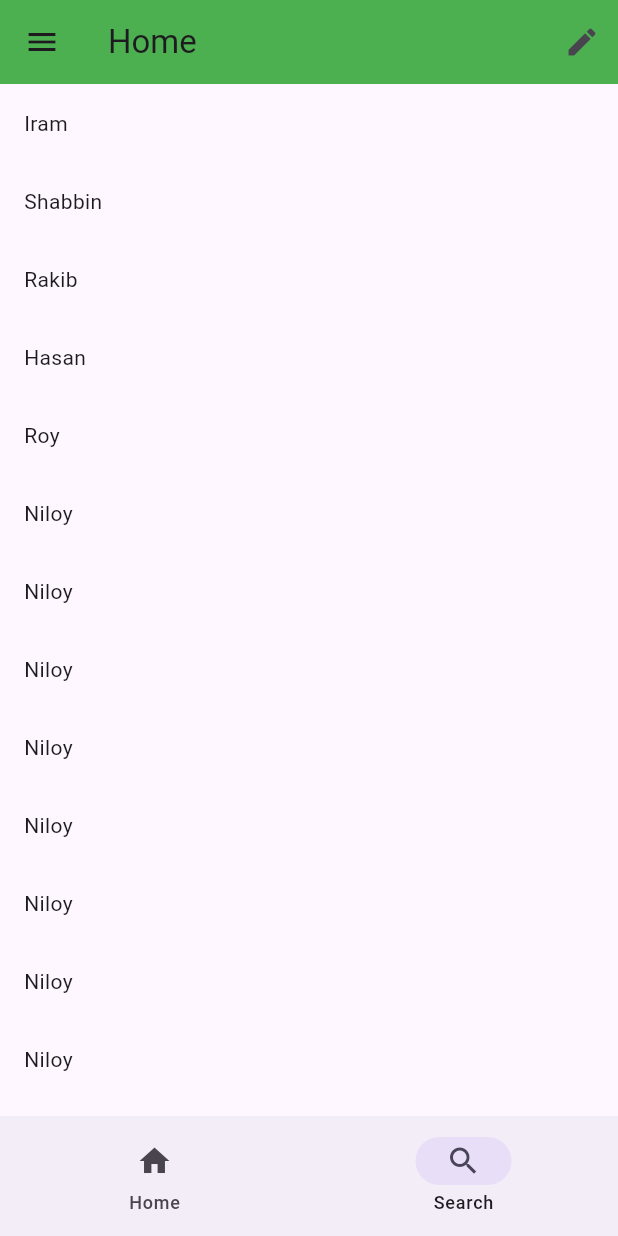
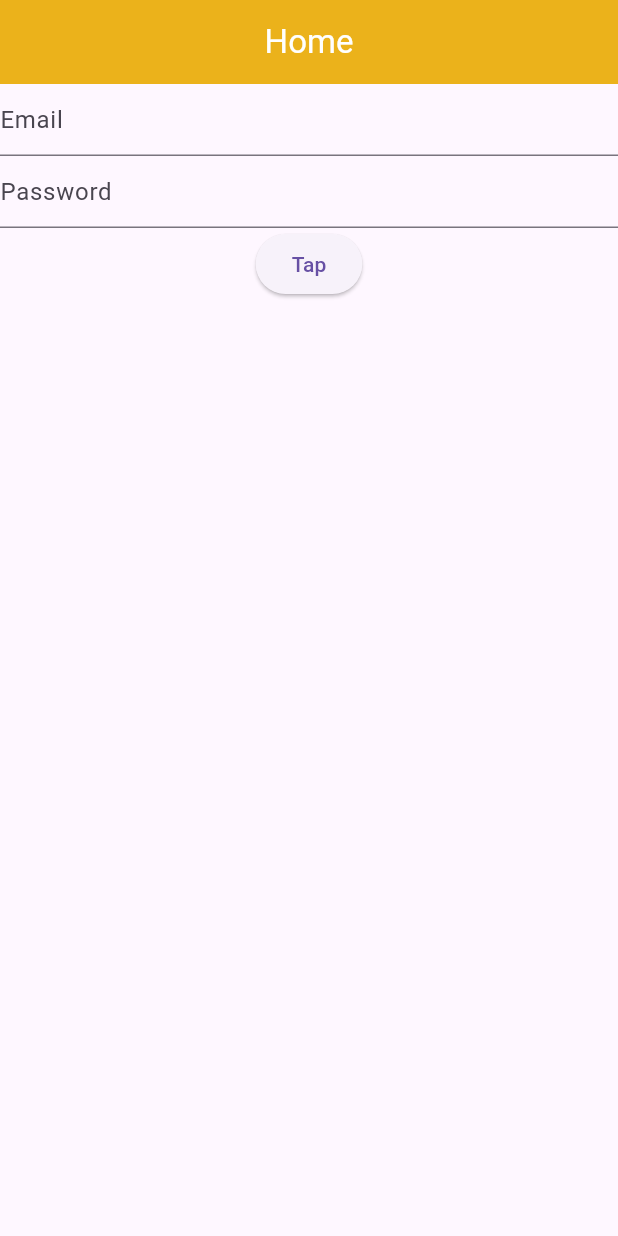
Before and after one commit to wahiduzzamanbappy/live_class_projects, a Flutter app: the screen it shows after launch, on a phone screen of 412 x 824 dp. Run offline on Flutter 3.47's test engine with Material 3 defaults, Android fonts, the light colour scheme and no system bars.

Commit message:
Code added

```diff
--- a/lib/main.dart
+++ b/lib/main.dart
@@ -1,212 +1,146 @@
 import 'package:flutter/material.dart';
 
-// Drawer, NavigationBar, Bottom Navigation bar, SingleChildScrollView, ScrollBar, ListView, ListViewBuilder
-
 void main() {
-  runApp(MyApp());
+  runApp(DemoApp());
 }
 
-class MyApp extends StatelessWidget {
-  @override
-  Widget build(BuildContext context) {
-    return const MaterialApp(
-      debugShowCheckedModeBanner: true,
-      title: 'Hello World App',
-      home: HomeScreen(),
-    );
-  }
-}
+class DemoApp extends StatelessWidget {
+  DemoApp({super.key});
 
-class HomeScreen extends StatefulWidget {
-  const HomeScreen({super.key});
-
-  @override
-  State<HomeScreen> createState() => _HomeScreenState();
-}
-
-class _HomeScreenState extends State<HomeScreen> {
   List<String> friendList = [
     'Iram',
-    'Shabbin',
+    'Sabbir',
     'Rakib',
     'Hasan',
     'Roy',
     'Niloy',
-    'Niloy',
-    'Niloy',
-    'Niloy',
-    'Niloy',
-    'Niloy',
-    'Niloy',
-    'Niloy',
+    'Kopil',
+    'Umama',
+    'Bappy',
+    'Antor',
+    'Saiful',
+    'Saiful',
+    'Saiful',
+    'Saiful',
+    'Saiful',
   ];
+
+  TextEditingController _emailTEController = TextEditingController();
+  TextEditingController _passswordTEController = TextEditingController();
+  GlobalKey<FormState> _formKey = GlobalKey<FormState>();
 
   @override
   Widget build(BuildContext context) {
-    return Scaffold(
-      appBar: AppBar(
-        title: const Text('Home'),
-        backgroundColor: Colors.green,
-        actions: [
-          IconButton(onPressed: () {}, icon: const Icon(Icons.edit)),
-          // IconButton(onPressed: () {}, icon: Icon(Icons.delete)),
-        ],
-        // leading: Icon(Icons.add),
-      ),
-      drawer: const Drawer(
-        shadowColor: Colors.red,
-        backgroundColor: Colors.white54,
-        width: 300,
-        child: Column(
-          children: [Text('dfsdf')],
+    return MaterialApp(
+      debugShowCheckedModeBanner: false,
+      title: 'Demo App',
+      home: Scaffold(
+        appBar: AppBar(
+          title: const Text(
+            'Home',
+            style: TextStyle(color: Colors.white),
+          ),
+          centerTitle: true,
+          backgroundColor: Colors.amber,
+          elevation: 10,
         ),
-      ),
-      // bottomNavigationBar: BottomNavigationBar(
-      //   currentIndex: 0,
-      //   selectedItemColor: Colors.pink,
-      //   unselectedItemColor: Colors.blue,
-      //   unselectedFontSize: 12,
-      //   showUnselectedLabels: false,
-      //   showSelectedLabels: true,
-      //   onTap: (int selectedIndex) {
-      //     // TODO: have to change state, will see after stateful widget
-      //   },
-      //   items: [
-      //     BottomNavigationBarItem(icon: Icon(Icons.home), label: 'Home'),
-      //     BottomNavigationBarItem(icon: Icon(Icons.search), label: 'Search'),
-      //   ],
-      // ),
-      bottomNavigationBar: NavigationBar(
-          selectedIndex: 1,
-          onDestinationSelected: (int selectedIndex) {
-            // TODO: have to change state, will see after stateful widget
+        /*  body: ListView.builder(
+          itemCount: friendList.length,
+          itemBuilder: (context, index) {
+            int displayIndex = index + 1;
+            return ListTile(
+              dense: false,
+              title: Text(friendList[index]),
+              subtitle: Text('Friend no $displayIndex'),
+              trailing: const Icon(Icons.arrow_circle_right_outlined),
+              leading: const CircleAvatar(
+                backgroundColor: Colors.amber,
+                child: Icon(Icons.person),
+              ),
+              onTap: () {
+                print('On Tap $index');
+              },
+              onLongPress: () {
+                print('On LongPress $index');
+              },
+              tileColor: Colors.grey,
+            );
           },
-          destinations: [
-            const NavigationDestination(icon: Icon(Icons.home), label: 'Home'),
-            const NavigationDestination(icon: Icon(Icons.search), label: 'Search'),
-          ]),
-      /*body: Scrollbar(
-        child: SingleChildScrollView(
-          child: Column(
+        ),*/ /*
+        body: Center(
+          child: GridView(
+            gridDelegate: const SliverGridDelegateWithFixedCrossAxisCount(
+                crossAxisCount: 2, mainAxisSpacing: 12, crossAxisSpacing: 8),
             children: [
-              Text('sdfdsfd'),
-              Text('sdfdsfd'),
-              Text('sdfdsfd'),
-              Text('sdfdsfd'),
-              Text('sdfdsfd'),
-              Text('sdfdsfd'),
-              Text('sdfdsfd'),
-              Text('sdfdsfd'),
-              Text('sdfdsfd'),
-              Text('sdfdsfd'),
-              Text('sdfdsfd'),
-              Text('sdfdsfd'),
-              Text('sdfdsfd'),
-              Text('sdfdsfd'),
-              Text('sdfdsfd'),
-              Text('sdfdsfd'),
-              Text('sdfdsfd'),
-              Text('sdfdsfd'),
-              Text('sdfdsfd'),
-              Text('sdfdsfd'),
-              Text('sdfdsfd'),
-              Text('sdfdsfd'),
-              Text('sdfdsfd'),
-              Text('sdfdsfd'),
-              Text('sdfdsfd'),
-              Text('sdfdsfd'),
-              Text('sdfdsfd'),
-              Text('sdfdsfd'),
-              Text('sdfdsfd'),
-              Text('sdfdsfd'),
-              Text('sdfdsfd'),
-              Text('sdfdsfd'),
-              Text('sdfdsfd'),
-              Text('sdfdsfd'),
-              Text('sdfdsfd'),
-              Text('sdfdsfd'),
-              Text('sdfdsfd'),
-              Text('sdfdsfd'),
-              Text('sdfdsfd'),
-              Text('sdfdsfd'),
-              Text('sdfdsfd'),
-              Text('sdfdsfd'),
-            ],
-          ),
-        ),
-      ),*/
-      body: Scrollbar(
-        thickness: 10,
-        radius: const Radius.circular(10),
-        interactive: true,
-        /* child: ListView(
-          scrollDirection: Axis.vertical,
-          reverse: false,
-          padding: EdgeInsets.symmetric(horizontal: 16, vertical: 12),
-          children: [
-            Text('first'),
-            Text('sdfdsfd'),
-            Text('sdfdsfd'),
-            Text('sdfdsfd'),
-            Text('sdfdsfd'),
-            Text('sdfdsfd'),
-            Text('sdfdsfd'),
-            Text('sdfdsfd'),
-            Text('sdfdsfd'),
-            Text('sdfdsfd'),
-            Text('sdfdsfd'),
-            Text('sdfdsfd'),
-            Text('sdfdsfd'),
-            Text('sdfdsfd'),
-            Text('sdfdsfd'),
-            Text('sdfdsfd'),
-            Text('sdfdsfd'),
-            Text('sdfdsfd'),
-            Text('sdfdsfd'),
-            Text('sdfdsfd'),
-            Text('sdfdsfd'),
-            Text('sdfdsfd'),
-            Text('sdfdsfd'),
-            Text('sdfdsfd'),
-            Text('sdfdsfd'),
-            Text('sdfdsfd'),
-            Text('sdfdsfd'),
-            Text('sdfdsfd'),
-            Text('sdfdsfd'),
-            Text('sdfdsfd'),
-            Text('sdfdsfd'),
-            Text('sdfdsfd'),
-            Text('sdfdsfd'),
-            Text('sdfdsfd'),
-            Text('sdfdsfd'),
-            Text('sdfdsfd'),
-            Text('sdfdsfd'),
-            Text('sdfdsfd'),
-            Text('sdfdsfd'),
-            Text('sdfdsfd'),
-            Text('sdfdsfd'),
-            Text('last'),
-          ],
-        ),*/
-        /* child: ListView.builder(
-          itemCount: 100, // 100-1 = 99 => 0 -> 99
-          padding: EdgeInsets.symmetric(vertical: 8, horizontal: 16),
+              Text('Iram'),
+              Text('Sabbir'),
+              Text('Rakib'),
+              Text('Hasan'),
+              Text('Hasan'),
+              Text('Hasan'),
+              Text('Hasan'),
+              Text('Hasan'),
+              Text('Hasan'),
+            ],*/
+        /*body: GridView.builder(
+          gridDelegate:
+              const SliverGridDelegateWithFixedCrossAxisCount(crossAxisCount: 4),
+          itemCount: friendList.length,
           itemBuilder: (context, index) {
-            return Text('item $index');
-          },
-        ),*/
-        child: ListView.builder(
-          itemCount: friendList.length, // 5 (0-4)
-          itemBuilder: (BuildContext context, int index) {
-            return Padding(
-              padding: const EdgeInsets.all(16.0),
+            return Center(
               child: Text(friendList[index]),
             );
           },
+        ),*/
+        body: Form(
+          key: _formKey,
+          child: Column(
+            children: [
+              TextFormField(
+                  autovalidateMode: AutovalidateMode.onUserInteraction,
+                  controller: _emailTEController,
+                  decoration: const InputDecoration(
+                    hintText: 'Email',
+                  ),
+                  validator: (String? value) {
+                    if (value == null || value.isEmpty) {
+                      return 'Enter Email Address';
+                    }
+                    return null;
+                  }),
+              TextFormField(
+                autovalidateMode: AutovalidateMode.onUserInteraction,
+                validator:(String? value) {
+                  if (value == null || value.isEmpty) {
+                    return 'Enter Password';
+                  }
+                  return null;
+                } ,
+                controller: _passswordTEController,
+                decoration: const InputDecoration(
+                  hintText: 'Password',
+                ),
+              ),
+              ElevatedButton(
+                onPressed: () {
+                  /*String email = _emailTEController.text;
+                  String password = _passswordTEController.text;
+
+                  if (email.isNotEmpty && password.isNotEmpty) {
+                    print('Login Success');
+                  } else {
+                    print('Login Failed. Missing Data');
+                  }*/
+                  if (_formKey.currentState!.validate()) {
+                    print('Login Success');
+                  }
+                },
+                child: const Text('Tap'),
+              )
+            ],
+          ),
         ),
       ),
     );
   }
 }
-
-// Suggestion => ctl + space
```
